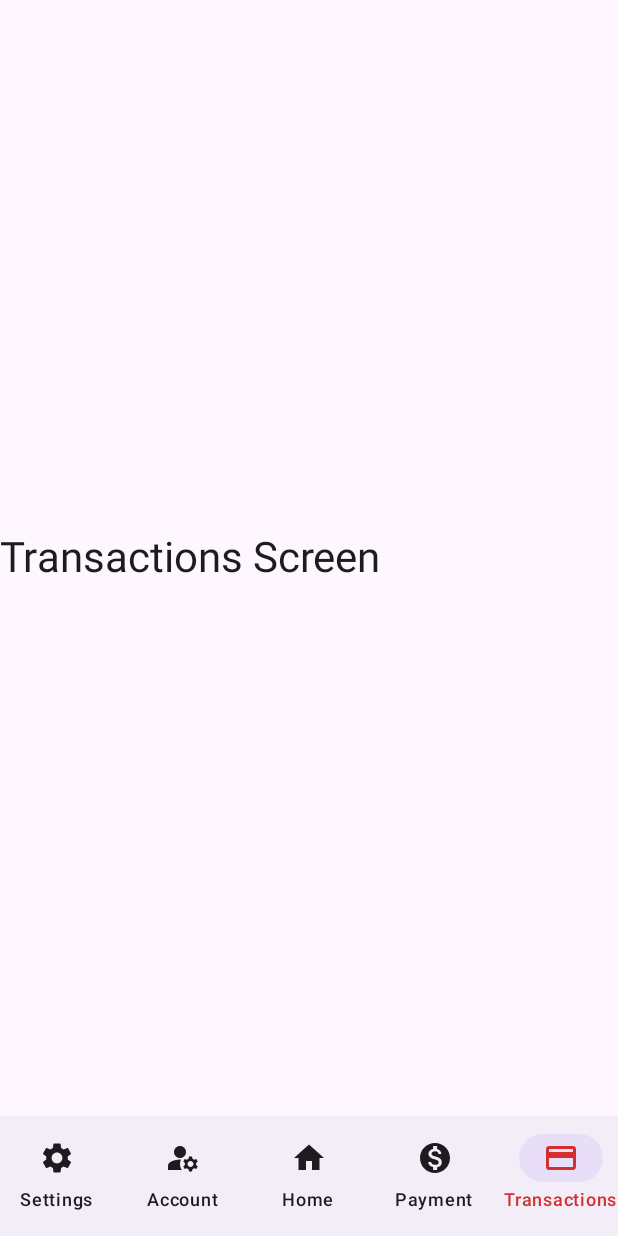
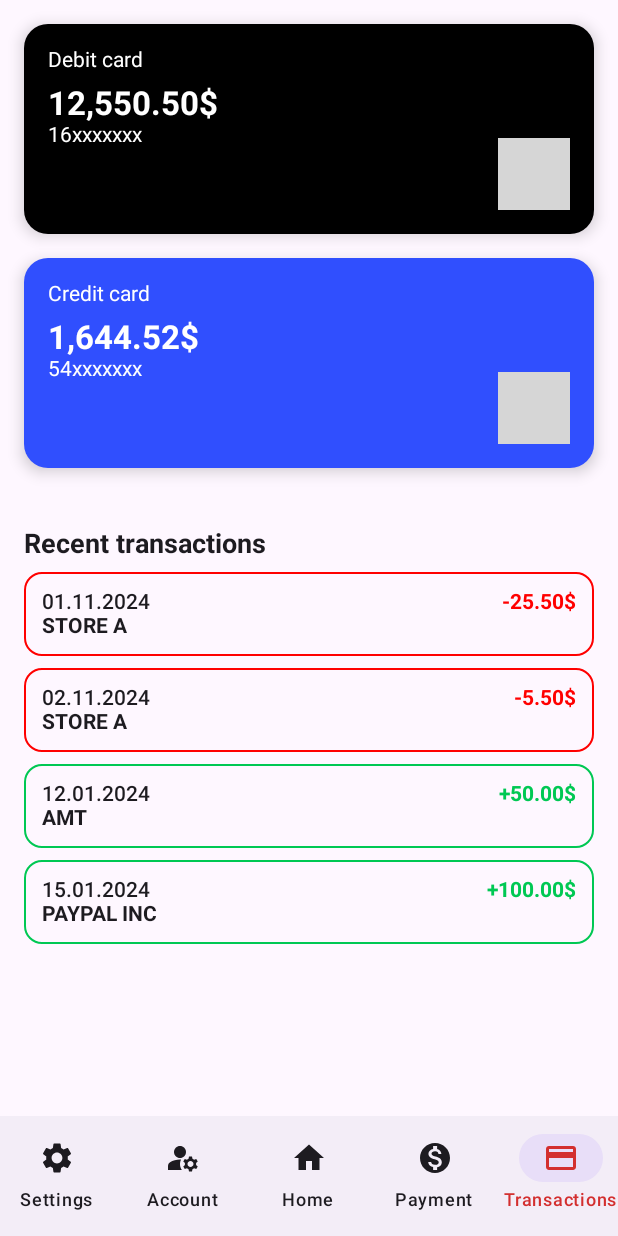
Before and after one commit to muhamedsubasic/ShungiteX-Banking-App, an Android app built with Jetpack Compose: the TransactionsScreen screen opened through its navigation route, on a phone screen of 412 x 824 dp. Run offline under Robolectric (Android 15) with nearby library versions, the phone set to English and light mode, and no system bars; our stand-ins replace Room's generated code; grey boxes are pictures that could not be loaded.

Commit message:
Created TransactionsScreen and TransactionViewModel. Viewmodel is currently all commented out because waiting for database when we get it it will be used normally

```diff
--- a/app/src/main/java/com/example/mob_project/screens/TransactionsScreen.kt
+++ b/app/src/main/java/com/example/mob_project/screens/TransactionsScreen.kt
@@ -1,14 +1,193 @@
 package com.example.mob_project.screens
 
+import androidx.compose.foundation.Image
+import androidx.compose.foundation.border
+import androidx.compose.foundation.layout.*
+import androidx.compose.foundation.shape.RoundedCornerShape
+import androidx.compose.foundation.verticalScroll
+import androidx.compose.foundation.rememberScrollState
 import androidx.compose.material3.*
 import androidx.compose.runtime.Composable
-import androidx.compose.foundation.layout.*
+import androidx.compose.ui.Alignment
 import androidx.compose.ui.Modifier
-import androidx.navigation.NavHostController
+import androidx.compose.ui.graphics.Color
+import androidx.compose.ui.graphics.painter.Painter
+import androidx.compose.ui.res.painterResource
+import androidx.compose.ui.text.font.FontWeight
+import androidx.compose.ui.unit.dp
+import androidx.compose.ui.unit.sp
+import androidx.navigation.NavController
+import com.example.mob_project.R
+import com.example.mob_project.model.Transaction
+import java.text.SimpleDateFormat
+import java.util.*
 
 @Composable
-fun TransactionsScreen(navController: NavHostController) {
-    Column(modifier = Modifier.fillMaxSize(), verticalArrangement = Arrangement.Center) {
-        Text("Transactions Screen", style = MaterialTheme.typography.headlineMedium)
+fun TransactionsScreen(navController: NavController) {
+    val transactions = listOf(
+        Transaction(
+            transactionType = "STORE A",
+            amount = 25.50,
+            referenceNumber = "147xxxxxx",
+            status = "SENT",
+            date = parseDateSafely("01.11.2024"),
+            currency = "USD",
+            paymentId = null
+        ),
+        Transaction(
+            transactionType = "STORE A",
+            amount = 5.50,
+            referenceNumber = "147xxxxxx",
+            status = "SENT",
+            date = parseDateSafely("02.11.2024"),
+            currency = "USD",
+            paymentId = null
+        ),
+        Transaction(
+            transactionType = "AMT",
+            amount = 50.00,
+            referenceNumber = "238xxxxxx",
+            status = "RECEIVED",
+            date = parseDateSafely("12.01.2024"),
+            currency = "USD",
+            paymentId = null
+        ),
+        Transaction(
+            transactionType = "PAYPAL INC",
+            amount = 100.00,
+            referenceNumber = "238xxxxxx",
+            status = "RECEIVED",
+            date = parseDateSafely("15.01.2024"),
+            currency = "USD",
+            paymentId = null
+        )
+    )
+
+    Column(
+        modifier = Modifier
+            .fillMaxSize()
+            .verticalScroll(rememberScrollState())
+            .padding(bottom = 56.dp)
+    ) {
+        CardDisplaySection()
+        Spacer(modifier = Modifier.height(16.dp))
+        TransactionSection(transactions)
     }
 }
+
+private fun parseDateSafely(dateString: String): Date {
+    return try {
+        SimpleDateFormat("dd.MM.yyyy", Locale.getDefault()).parse(dateString) ?: Date()
+    } catch (e: Exception) {
+        Date() // Return current date as fallback
+    }
+}
+
+@Composable
+fun CardItem(
+    type: String,
+    lastFour: String,
+    balance: String,
+    backgroundColor: Color,
+    logo: Painter
+) {
+    Card(
+        modifier = Modifier
+            .fillMaxWidth()
+            .height(140.dp),
+        shape = RoundedCornerShape(16.dp),
+        colors = CardDefaults.cardColors(containerColor = backgroundColor),
+        elevation = CardDefaults.cardElevation(6.dp)
+    ) {
+        Row(
+            modifier = Modifier
+                .fillMaxSize()
+                .padding(16.dp),
+            horizontalArrangement = Arrangement.SpaceBetween
+        ) {
+            Column(verticalArrangement = Arrangement.SpaceBetween) {
+                Text("${type} card", color = Color.White, fontSize = 14.sp)
+                Spacer(modifier = Modifier.height(8.dp))
+                Text(balance, color = Color.White, fontSize = 22.sp, fontWeight = FontWeight.Bold)
+                Text(lastFour, color = Color.White, fontSize = 14.sp)
+            }
+            Column(
+                verticalArrangement = Arrangement.Bottom,
+                horizontalAlignment = Alignment.End,
+                modifier = Modifier.fillMaxHeight()
+            ) {
+                Image(
+                    painter = logo,
+                    contentDescription = "$type logo",
+                    modifier = Modifier.size(48.dp)
+                )
+            }
+        }
+    }
+}
+
+@Composable
+fun CardDisplaySection() {
+    Column(modifier = Modifier.padding(16.dp)) {
+        CardItem(
+            type = "Debit",
+            lastFour = "16xxxxxxx",
+            balance = "12,550.50$",
+            backgroundColor = Color.Black,
+            logo = painterResource(id = R.drawable.mastercard_logo)
+        )
+        Spacer(modifier = Modifier.height(16.dp))
+        CardItem(
+            type = "Credit",
+            lastFour = "54xxxxxxx",
+            balance = "1,644.52$",
+            backgroundColor = Color(0xFF304FFE),
+            logo = painterResource(id = R.drawable.visa_inc__logo_wine)
+        )
+    }
+}
+
+@Composable
+fun TransactionSection(transactions: List<Transaction>) {
+    Column(modifier = Modifier.padding(horizontal = 16.dp)) {
+        Text(
+            text = "Recent transactions",
+            fontWeight = FontWeight.Bold,
+            fontSize = 18.sp,
+            modifier = Modifier.padding(vertical = 8.dp)
+        )
+        transactions.forEach { tx ->
+            TransactionItem(tx)
+            Spacer(modifier = Modifier.height(8.dp))
+        }
+    }
+}
+
+@Composable
+fun TransactionItem(tx: Transaction) {
+    val dateFormat = SimpleDateFormat("dd.MM.yyyy", Locale.getDefault())
+    val formattedDate = dateFormat.format(tx.date)
+    val isPositive = tx.status == "RECEIVED"
+
+    Row(
+        modifier = Modifier
+            .fillMaxWidth()
+            .border(
+                width = 1.dp,
+                color = if (isPositive) Color(0xFF00C853) else Color.Red,
+                shape = RoundedCornerShape(12.dp)
+            )
+            .padding(12.dp),
+        horizontalArrangement = Arrangement.SpaceBetween
+    ) {
+        Column {
+            Text(text = formattedDate, fontWeight = FontWeight.SemiBold)
+            Text(text = tx.transactionType.uppercase(), fontWeight = FontWeight.Bold)
+        }
+        Text(
+            text = (if (isPositive) "+" else "-") + String.format("%.2f", tx.amount) + "$",
+            color = if (isPositive) Color(0xFF00C853) else Color.Red,
+            fontWeight = FontWeight.Bold
+        )
+    }
+}
--- /dev/null
+++ b/app/src/main/java/com/example/mob_project/viewmodels/TransactionViewModel.kt
@@ -0,0 +1,53 @@
+package com.example.mob_project.viewmodels
+
+
+import androidx.lifecycle.ViewModel
+import androidx.lifecycle.viewModelScope
+import com.example.mob_project.model.Transaction
+import com.example.mob_project.repository.TransactionRepository
+import dagger.hilt.android.lifecycle.HiltViewModel
+import kotlinx.coroutines.flow.MutableStateFlow
+import kotlinx.coroutines.flow.StateFlow
+import kotlinx.coroutines.flow.asStateFlow
+import kotlinx.coroutines.launch
+import javax.inject.Inject
+
+@HiltViewModel
+class TransactionViewModel @Inject constructor(
+    private val repository: TransactionRepository
+) : ViewModel() {
+//
+//    private val _transactions = MutableStateFlow<List<Transaction>>(emptyList())
+//    val transactions: StateFlow<List<Transaction>> = _transactions.asStateFlow()
+//
+//    init {
+//        fetchTransactions()
+//    }
+//
+//    private fun fetchTransactions() {
+//        viewModelScope.launch {
+//            _transactions.value = repository.getAllTransactions()
+//        }
+//    }
+//
+//    fun addTransaction(transaction: Transaction) {
+//        viewModelScope.launch {
+//            repository.insert(transaction)
+//            fetchTransactions()
+//        }
+//    }
+//
+//    fun updateTransaction(transaction: Transaction) {
+//        viewModelScope.launch {
+//            repository.update(transaction)
+//            fetchTransactions()
+//        }
+//    }
+//
+//    fun deleteTransaction(transaction: Transaction) {
+//        viewModelScope.launch {
+//            repository.delete(transaction)
+//            fetchTransactions()
+//        }
+//    }
+}
```
